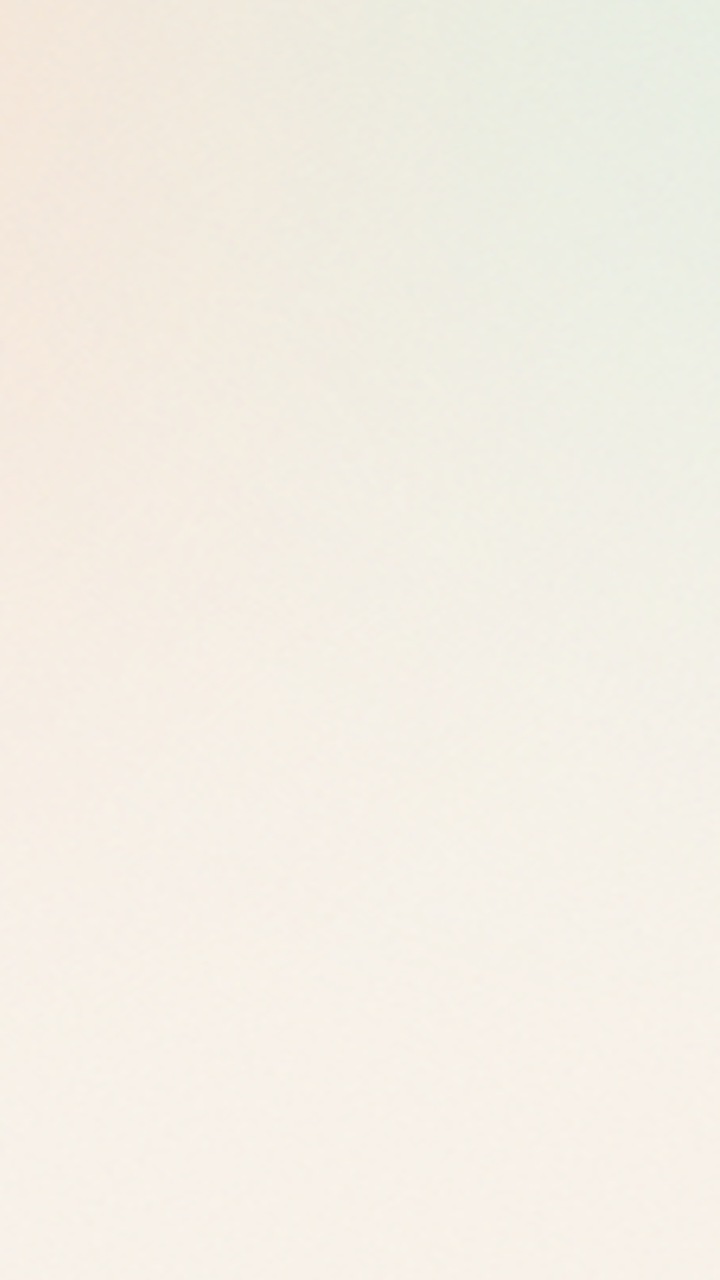
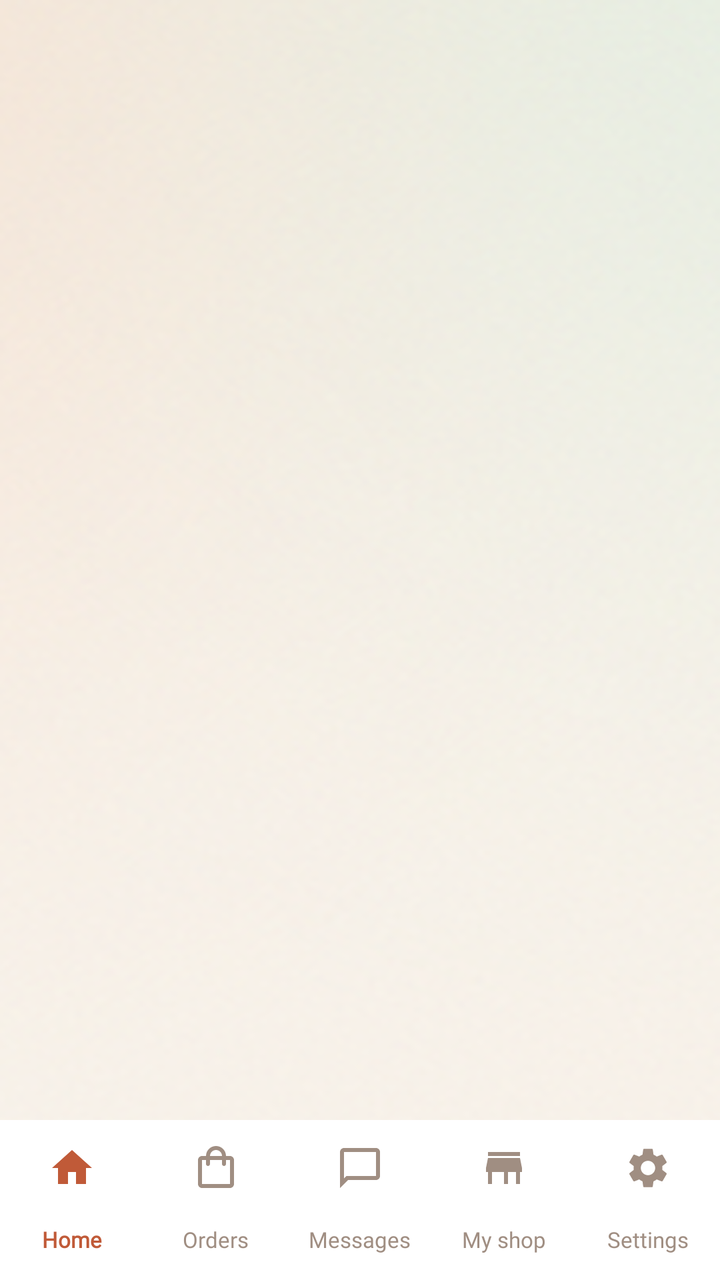

The first picture is an Android layout as it rendered before a commit; the second is the same layout after the commit. The layout source and the unified diff follow.
<!-- AndroidManifest.xml: application theme Theme.MyApplication -->
<!-- res/layout/activity_home_owner.xml -->
<androidx.recyclerview.widget.RecyclerView xmlns:android="http://schemas.android.com/apk/res/android"
    xmlns:tools="http://schemas.android.com/tools"
    android:id="@+id/rvMain"
    android:layout_width="match_parent"
    android:layout_height="match_parent"
    android:background="@drawable/default_background"
    android:clipToPadding="false"
    android:paddingBottom="24dp"
    tools:context=".HomeActivity" />
<!-- resources referenced by this layout -->
<resources>
  <!-- drawable default_background: png bitmap (drawable, 170883 bytes) -->
  <style name="Theme.MyApplication" parent="Base.Theme.MyApplication" />
  <style name="Base.Theme.MyApplication" parent="Theme.Material3.DayNight.NoActionBar">
          
          
      </style>
</resources>

<!-- the commit's change to res/layout/activity_home_owner.xml (unified diff, before → after) -->
@@ -1,9 +1,27 @@
-<androidx.recyclerview.widget.RecyclerView xmlns:android="http://schemas.android.com/apk/res/android"
-    xmlns:tools="http://schemas.android.com/tools"
-    android:id="@+id/rvMain"
+<?xml version="1.0" encoding="utf-8"?>
+<androidx.constraintlayout.widget.ConstraintLayout xmlns:android="http://schemas.android.com/apk/res/android"
+    xmlns:app="http://schemas.android.com/apk/res-auto"
     android:layout_width="match_parent"
     android:layout_height="match_parent"
-    android:background="@drawable/default_background"
-    android:clipToPadding="false"
-    android:paddingBottom="24dp"
-    tools:context=".HomeActivity" />
+    android:background="@drawable/default_background">
+
+    <androidx.recyclerview.widget.RecyclerView
+        android:id="@+id/rvMain"
+        android:layout_width="match_parent"
+        android:layout_height="0dp"
+        android:clipToPadding="false"
+        android:paddingBottom="16dp"
+        app:layout_constraintBottom_toTopOf="@+id/bottomNavigation"
+        app:layout_constraintTop_toTopOf="parent" />
+
+    <com.google.android.material.bottomnavigation.BottomNavigationView
+        android:id="@+id/bottomNavigation"
+        style="@style/SoukBottomNav"
+        android:layout_width="match_parent"
+        android:layout_height="wrap_content"
+        android:elevation="8dp"
+        app:labelVisibilityMode="labeled"
+        app:menu="@menu/bottom_nav_menu"
+        app:layout_constraintBottom_toBottomOf="parent" />
+
+</androidx.constraintlayout.widget.ConstraintLayout>
<!-- resource entries referenced after the edit -->
@@ -1,7 +1,29 @@
 <!-- resources referenced by this layout -->
 <resources>
   <!-- drawable default_background: png bitmap (drawable, 170883 bytes) -->
+  <style name="SoukBottomNav" parent="Widget.Material3.BottomNavigationView">
+          <item name="android:background">@color/white</item>
+          <item name="itemIconTint">@color/bottom_nav_item_color</item>
+          <item name="itemTextColor">@color/bottom_nav_item_color</item>
+          <item name="itemRippleColor">#20C05A38</item>
+          <item name="itemActiveIndicatorStyle">@style/SoukBottomNavActiveIndicator</item>
+          <item name="itemTextAppearanceActive">@style/SoukBottomNavTextActive</item>
+          <item name="itemTextAppearanceInactive">@style/SoukBottomNavTextInactive</item>
+      </style>
   <style name="Theme.MyApplication" parent="Base.Theme.MyApplication" />
+  <color name="white">#FFFFFFFF</color>
+  <style name="SoukBottomNavActiveIndicator" parent="Widget.Material3.BottomNavigationView.ActiveIndicator">
+          <item name="android:color">#1AC05A38</item>
+          <item name="marginHorizontal">12dp</item>
+      </style>
+  <style name="SoukBottomNavTextActive">
+          <item name="android:fontFamily">@font/tajawal_bold</item>
+          <item name="android:textSize">11sp</item>
+      </style>
+  <style name="SoukBottomNavTextInactive">
+          <item name="android:fontFamily">@font/tajawal_regular</item>
+          <item name="android:textSize">11sp</item>
+      </style>
   <style name="Base.Theme.MyApplication" parent="Theme.Material3.DayNight.NoActionBar">
           
           
